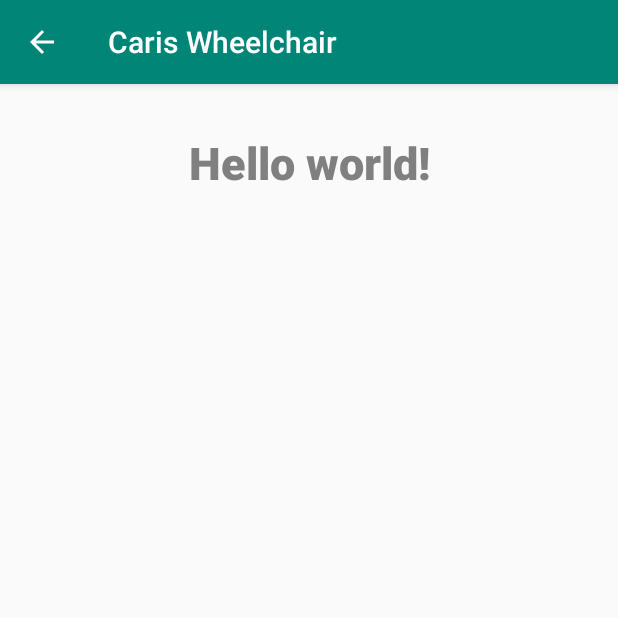
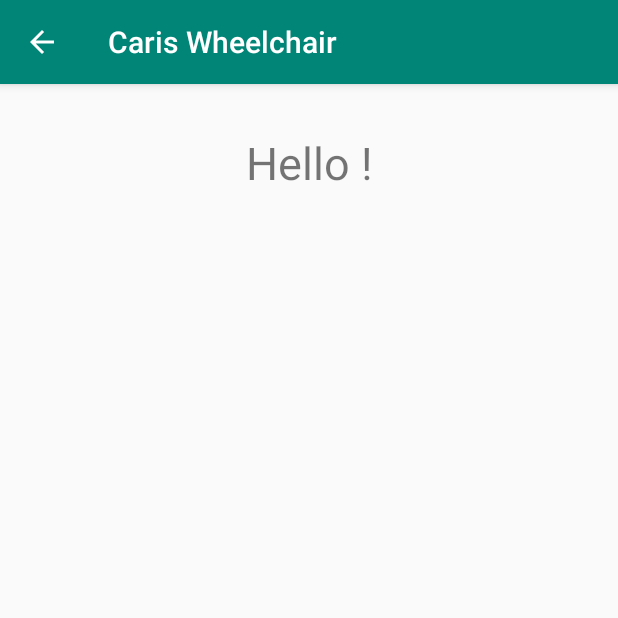
Before and after one commit to AustinKhorram/CARIS-WHEELCHAIR, an Android app: the screen it shows after launch (DisplayMessageActivity), after a tap on "SEND", on a phone screen of 412 x 824 dp, the top half of it. Run offline under Robolectric (Android 15) with nearby library versions, the phone set to English and light mode, and no system bars.

Commit message:
Working version of Display Message activity

```diff
--- a/android/app/build.gradle
+++ b/android/app/build.gradle
@@ -22,6 +22,7 @@ dependencies {
     implementation fileTree(dir: 'libs', include: ['*.jar'])
     implementation 'com.android.support:appcompat-v7:28.0.0'
     implementation 'com.android.support.constraint:constraint-layout:1.1.3'
+    implementation 'com.android.support:design:28.0.0'
     testImplementation 'junit:junit:4.12'
     androidTestImplementation 'com.android.support.test:runner:1.0.2'
     androidTestImplementation 'com.android.support.test.espresso:espresso-core:3.0.2'
--- a/android/app/src/main/java/com/example/caris_wheelchair/DisplayMessageActivity.java
+++ b/android/app/src/main/java/com/example/caris_wheelchair/DisplayMessageActivity.java
@@ -12,11 +12,13 @@ public class DisplayMessageActivity extends AppCompatActivity {
         super.onCreate(savedInstanceState);
         setContentView(R.layout.activity_display_message);
 
+        // Get the Intent that started this activity and extract the string
         Intent intent = getIntent();
         String user = intent.getStringExtra(MainActivity.EXTRA_MESSAGE);
 
+        // Capture the layout's TextView and set the string as its text
         TextView textView = findViewById(R.id.textView);
-        String message = "hello" + user;
+        String message = "Hello " + user + "!";
         textView.setText(message);
     }
 }
--- a/android/app/src/main/java/com/example/caris_wheelchair/MainActivity.java
+++ b/android/app/src/main/java/com/example/caris_wheelchair/MainActivity.java
@@ -15,12 +15,13 @@ public class MainActivity extends AppCompatActivity {
         setContentView(R.layout.activity_main);
     }
 
-    /**Called when user sends the send button on the username field**/
-    public void sendUser(View view) {
+    /**Called when user taps the Send button on the username field**/
+    public void sendMessage(View view) {
         Intent intent = new Intent(this, DisplayMessageActivity.class);
-        EditText editText =  findViewById(R.id.editText);
+        EditText editText = (EditText) findViewById(R.id.editText);
         String user = editText.getText().toString();
         intent.putExtra(EXTRA_MESSAGE, user);
         startActivity(intent);
+
     }
 }
--- a/android/app/src/main/res/layout/activity_display_message.xml
+++ b/android/app/src/main/res/layout/activity_display_message.xml
@@ -7,19 +7,12 @@
     tools:context=".DisplayMessageActivity">
 
     <TextView
-        android:id="@+id/textView2"
+        android:id="@+id/textView"
         android:layout_width="wrap_content"
         android:layout_height="wrap_content"
-        android:layout_marginStart="8dp"
-        android:layout_marginLeft="8dp"
         android:layout_marginTop="32dp"
-        android:layout_marginEnd="8dp"
-        android:layout_marginRight="8dp"
-        android:text="@string/default_message"
-        android:textColor="@android:color/tertiary_text_light"
+        android:text="TextView"
         android:textSize="30sp"
-        android:textStyle="bold"
-        app:fontFamily="sans-serif-medium"
         app:layout_constraintEnd_toEndOf="parent"
         app:layout_constraintStart_toStartOf="parent"
         app:layout_constraintTop_toTopOf="parent" />
--- a/android/app/src/main/res/layout/activity_main.xml
+++ b/android/app/src/main/res/layout/activity_main.xml
@@ -76,7 +76,7 @@
         android:layout_marginEnd="32dp"
         android:layout_marginRight="32dp"
         android:layout_marginBottom="8dp"
-        android:onClick="sendUser"
+        android:onClick="sendMessage"
         android:text="@string/send_button_text"
         app:layout_constraintBottom_toBottomOf="parent"
         app:layout_constraintEnd_toEndOf="parent"
--- /dev/null
+++ b/android/app/src/main/res/values/dimens.xml
@@ -0,0 +1,3 @@
+<resources>
+    <dimen name="fab_margin">16dp</dimen>
+</resources>
--- a/android/app/src/main/res/values/strings.xml
+++ b/android/app/src/main/res/values/strings.xml
@@ -7,4 +7,5 @@
     <string name="user_edit_message_hint">Enter a username</string>
     <string name="send_button_text">Send</string>
     <string name="default_message">Hello world!</string>
+    <string name="title_activity_camera">CameraActivity</string>
 </resources>
```
Also changed, not shown: android/app/src/main/AndroidManifest.xml (+5 -4 lines), android/app/src/main/res/values/styles.xml (+9 -0 lines).
